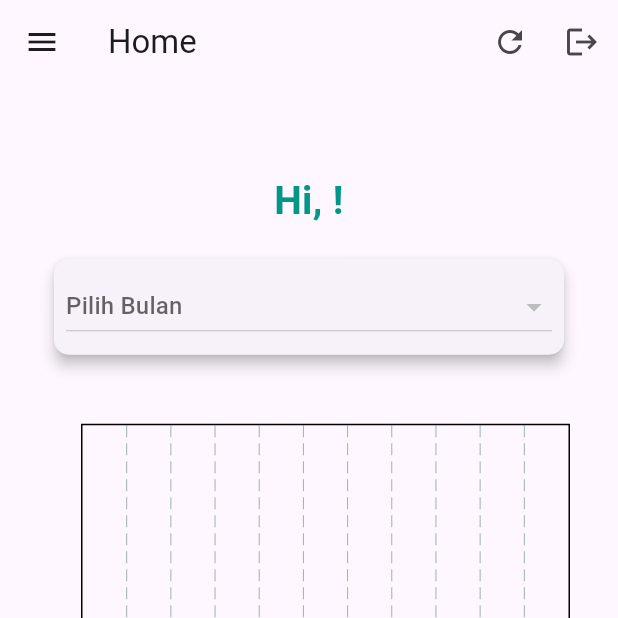
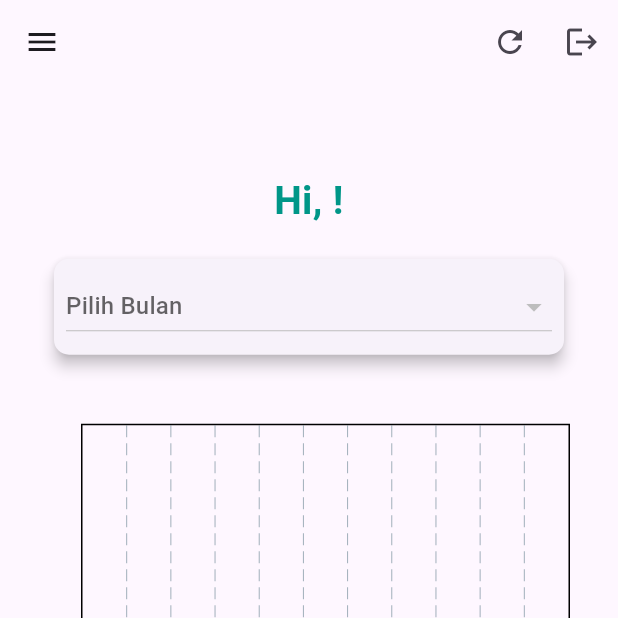
Before and after one commit to soulofjava/artha, a Flutter app: the HomePage screen opened directly, on a phone screen of 412 x 824 dp, the top half of it. Run offline on Flutter 3.47's test engine with Material 3 defaults, Android fonts, the light colour scheme and no system bars; drawn by our look-alikes of fl_chart; our stand-ins replace file_picker, flutter_local_notifications, local_auth, permission_handler, shared_preferences, sqflite; missing offline and left inert: excel; accounts and stored records are empty.

Commit message:
update code

```diff
--- a/lib/home.dart
+++ b/lib/home.dart
@@ -1,13 +1,8 @@
 import 'package:artha/DB/keuangan_helper.dart';
-import 'package:artha/reset_data_page.dart';
 import 'package:artha/widgets/app_drawer.dart';
 import 'package:flutter/material.dart';
 import 'package:shared_preferences/shared_preferences.dart';
 import 'login_page.dart';
-import 'keuangan_page.dart';
-import 'user_page.dart';
-import 'import_page.dart';
-import 'export_page.dart';
 import 'package:intl/intl.dart';
 import 'monthly_totals_chart.dart'; // Import the chart file
 
@@ -30,7 +25,6 @@ class _HomePageState extends State<HomePage> {
       List.filled(12, 0); // Initialize with 0 for each month
   List<double> monthlyExpenses =
       List.filled(12, 0); // Initialize with 0 for each month
-
 
   @override
   void initState() {
@@ -86,7 +80,7 @@ class _HomePageState extends State<HomePage> {
           'uangmasuk': monthlyData[0]['totalUangMasuk'] ?? 0.0,
           'uangkeluar': monthlyData[0]['totalUangKeluar'] ?? 0.0
         };
-         // Update the monthly income and expenses lists for the chart
+        // Update the monthly income and expenses lists for the chart
         int monthIndex =
             int.parse(month.split('-')[1]) - 1; // Convert 'MM' to 0-indexed
         monthlyIncome[monthIndex] = monthlyTotals['uangmasuk'] ?? 0;
@@ -164,7 +158,7 @@ class _HomePageState extends State<HomePage> {
   Widget build(BuildContext context) {
     return Scaffold(
       appBar: AppBar(
-        title: Text('Home'),
+        // title: Text('Home'),
         actions: [
           IconButton(
             icon: Icon(Icons.refresh), // Reload icon
```
